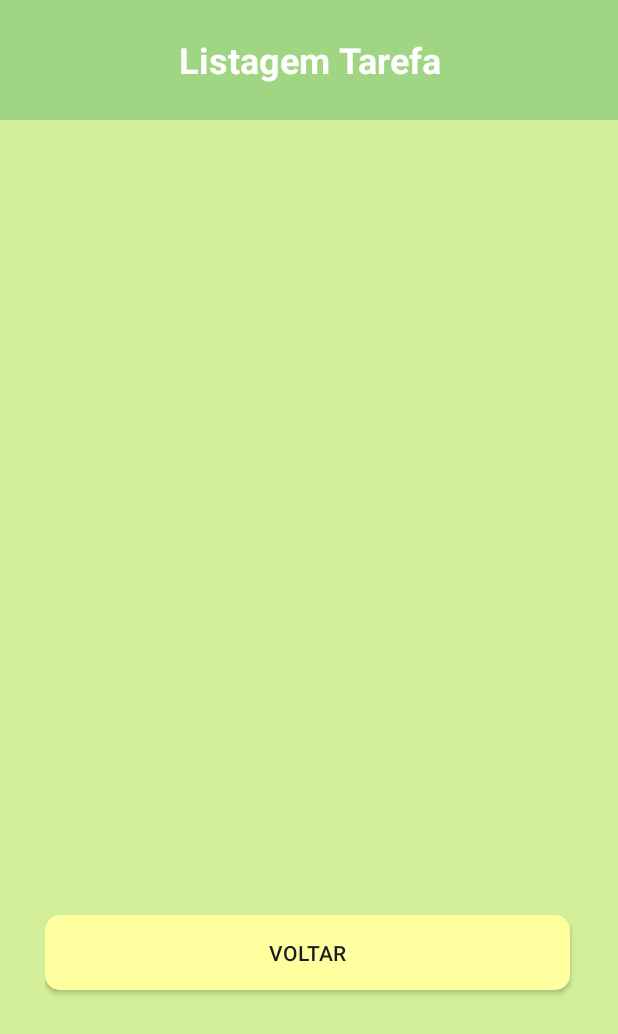
After one commit to theraissa/app-SmartTasks, an Android app: the ListagemTarefa screen opened directly, with no data from a screen before it, on a phone screen of 412 x 824 dp. The commit adds this screen. Shown: the top 1034 px of the screen. Run offline under Robolectric (Android 15) with nearby library versions, the phone set to English and light mode, and no system bars.

Commit message:
alterações

```diff
--- a/app/src/main/AndroidManifest.xml
+++ b/app/src/main/AndroidManifest.xml
@@ -13,6 +13,9 @@
         android:theme="@style/Theme.ProvaSmartTasks"
         tools:targetApi="31">
         <activity
+            android:name=".ListagemTarefa"
+            android:exported="false" />
+        <activity
             android:name=".CadastroTarefa"
             android:exported="false" />
         <activity
--- /dev/null
+++ b/app/src/main/java/com/example/prova_smarttasks/ListagemTarefa.java
@@ -0,0 +1,24 @@
+package com.example.prova_smarttasks;
+
+import android.os.Bundle;
+
+import androidx.activity.EdgeToEdge;
+import androidx.appcompat.app.AppCompatActivity;
+import androidx.core.graphics.Insets;
+import androidx.core.view.ViewCompat;
+import androidx.core.view.WindowInsetsCompat;
+
+public class ListagemTarefa extends AppCompatActivity {
+
+    @Override
+    protected void onCreate(Bundle savedInstanceState) {
+        super.onCreate(savedInstanceState);
+        EdgeToEdge.enable(this);
+        setContentView(R.layout.activity_listagem_tarefa);
+        ViewCompat.setOnApplyWindowInsetsListener(findViewById(R.id.main), (v, insets) -> {
+            Insets systemBars = insets.getInsets(WindowInsetsCompat.Type.systemBars());
+            v.setPadding(systemBars.left, systemBars.top, systemBars.right, systemBars.bottom);
+            return insets;
+        });
+    }
+}
--- a/app/src/main/res/layout/activity_cadastro_tarefa.xml
+++ b/app/src/main/res/layout/activity_cadastro_tarefa.xml
@@ -109,7 +109,7 @@
             android:textAlignment="center"/>
 
         <Button
-            android:id="@+id/button"
+            android:id="@+id/buttonVoltarCadastro"
             android:layout_width="350dp"
             android:layout_height="50dp"
             android:text="@string/botao_voltar"
--- /dev/null
+++ b/app/src/main/res/layout/activity_listagem_tarefa.xml
@@ -0,0 +1,59 @@
+<?xml version="1.0" encoding="utf-8"?>
+<androidx.constraintlayout.widget.ConstraintLayout xmlns:android="http://schemas.android.com/apk/res/android"
+    xmlns:app="http://schemas.android.com/apk/res-auto"
+    xmlns:tools="http://schemas.android.com/tools"
+    android:id="@+id/main"
+    android:layout_width="match_parent"
+    android:layout_height="match_parent"
+    android:background="@color/fundo"
+    tools:context=".ListagemTarefa">
+
+    <LinearLayout
+        android:layout_width="match_parent"
+        android:layout_height="match_parent"
+        android:orientation="vertical">
+
+        <LinearLayout
+            android:layout_width="match_parent"
+            android:layout_height="80dp"
+            android:orientation="horizontal">
+
+            <TextView
+                android:id="@+id/textView"
+                android:layout_width="fill_parent"
+                android:layout_height="match_parent"
+                android:background="@color/superior"
+                android:text="@string/listagem_tarefa"
+                android:textColor="@color/white"
+                android:textSize="24sp"
+                android:textStyle="bold"
+                android:gravity="center"/>
+        </LinearLayout>
+
+        <LinearLayout
+            android:layout_width="match_parent"
+            android:layout_height="500dp"
+            android:orientation="vertical">
+
+
+
+        </LinearLayout>
+
+        <LinearLayout
+            android:layout_width="match_parent"
+            android:layout_height="500dp"
+            android:orientation="horizontal"
+            android:padding="30dp">
+
+            <Button
+                android:id="@+id/buttonVoltarListagem"
+                android:layout_width="350dp"
+                android:layout_height="50dp"
+                android:layout_marginBottom="20dp"
+                android:background="@drawable/borda_redonda"
+                android:text="@string/botao_voltar" />
+        </LinearLayout>
+
+</LinearLayout>
+
+</androidx.constraintlayout.widget.ConstraintLayout>
--- a/app/src/main/res/layout/activity_main.xml
+++ b/app/src/main/res/layout/activity_main.xml
@@ -35,7 +35,7 @@
             android:layout_width="match_parent"
             android:layout_height="match_parent"
             android:orientation="vertical"
-            android:padding="25dp">
+            android:padding="30dp">
 
             <Button
                 android:id="@+id/buttonCadastroTarefas"
--- a/app/src/main/res/values/strings.xml
+++ b/app/src/main/res/values/strings.xml
@@ -5,7 +5,7 @@
     <string name="botao_listar">Listagem de Tarefas</string>
     <string name="botao_compartilhar">Compartilhar Link</string>
     <string name="botao_analise">Análise Inteligente</string>
-    <string name="botao_sobre">Sobre</string>
+    <string name="botao_sobre">Sobre Nós</string>
 
     <!-- CADASTRO TAREFA -->
     <string name="app_name">prova-SmartTasks</string>
@@ -16,4 +16,9 @@
     <string name="botao_salvar">Salvar</string>>
     <string name="botao_voltar">Voltar</string>
     <string name="resultado_cadastro_de_tarefa">Nova Tarefa:</string>
+
+    <!--LISTAGEM TAREFA -->
+    <string name="listagem_tarefa">Listagem Tarefa</string>
+
+
 </resources>
```
